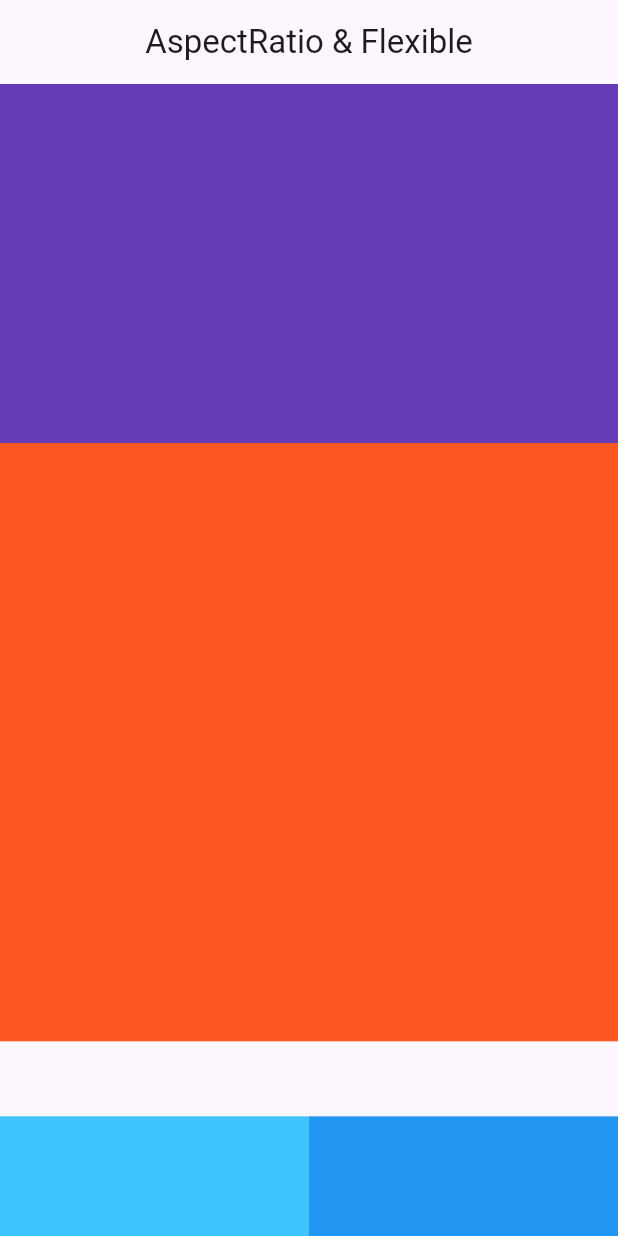
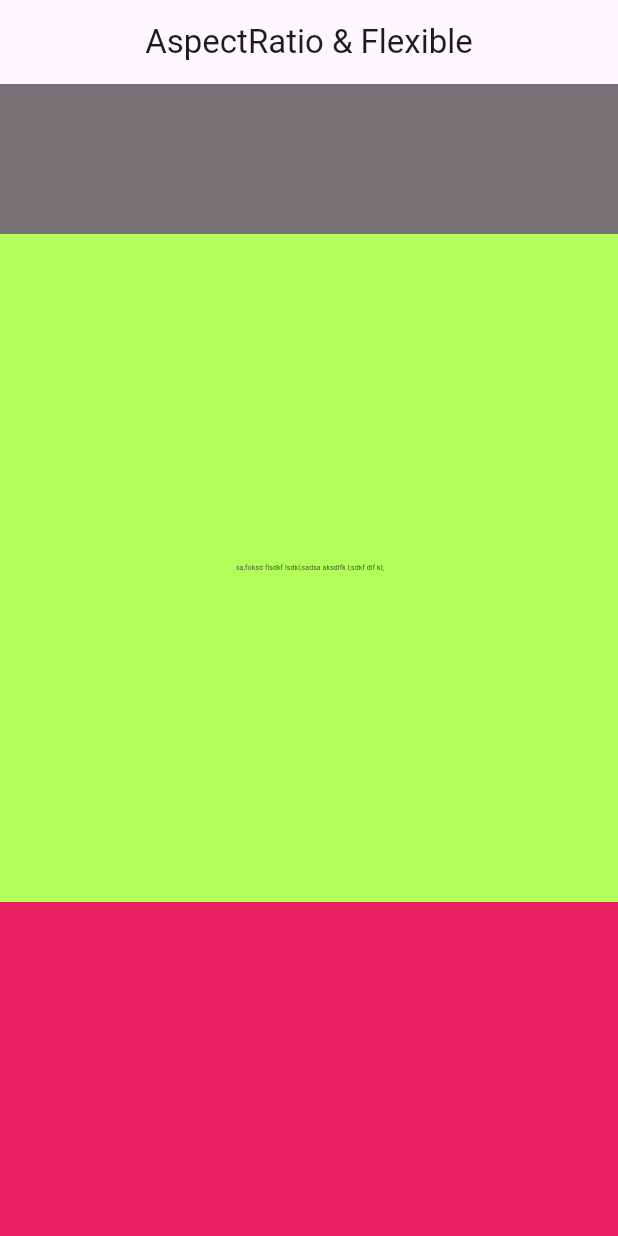
Before and after one commit to saif-ibne-ali/flutter_projects, a Flutter app: the screen it shows after launch, on a phone screen of 412 x 824 dp. Run offline on Flutter 3.47's test engine with Material 2 defaults, Android fonts, the phone set to English and light mode, and no system bars.

Commit message:
Expanded:to remove flex overflow and FittedBox to fixed(non responsive) size of a widget forever

```diff
--- a/lib/main.dart
+++ b/lib/main.dart
@@ -46,7 +46,6 @@ class HomeScreen extends StatelessWidget {
             //   ),
             // ),
 
-
             // Container(
             //   width: MediaQuery.of(context).size.width,
             //   height: MediaQuery.of(context).size.width,
@@ -62,8 +61,7 @@ class HomeScreen extends StatelessWidget {
             //   ),
             // )
 
-
-            Flexible(
+/*             Flexible(
                 fit:FlexFit.tight,
                 flex: 3,
                 child: Container(
@@ -94,6 +92,35 @@ class HomeScreen extends StatelessWidget {
                 ),
               ],
             ),
+            ), */
+
+            Container(
+              color: Colors.black54,
+              height: 100,
+              width: MediaQuery.of(context).size.width,
+            ),
+            Expanded(
+              flex: 10,
+              child: Container(
+                color: Colors.lightGreenAccent,
+                width: double.infinity,
+                alignment: Alignment.center,
+                child: const SizedBox(
+                  width: 100,
+                  height: 50,
+                  child: FittedBox(
+                    child: Text(
+                      ' sa;foksd flsdkf lsdkl;sadsa aksdlfk l;sdkf dlf kl;',
+                    ),
+                  ),
+                ),
+              ),
+            ),
+            Expanded(
+              flex: 5,
+              child: Container(
+                color: Colors.pink,
+              ),
             ),
           ],
         ));
```
